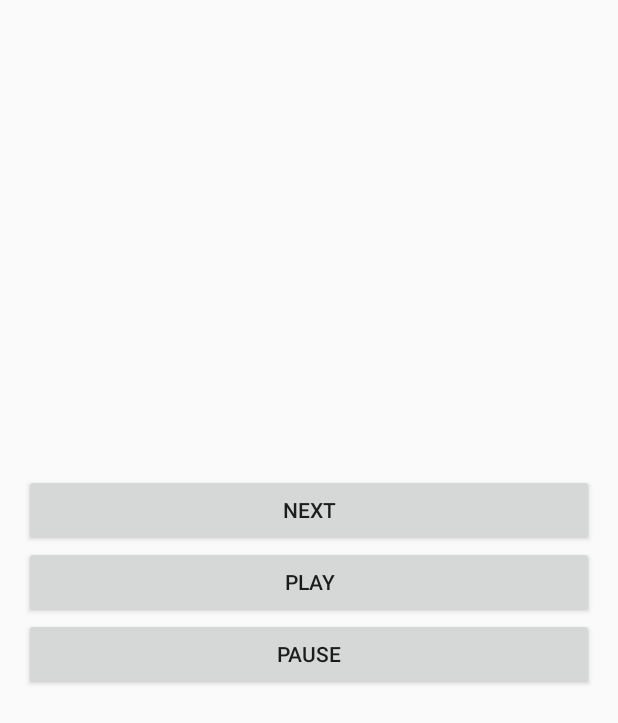
After one commit to bodaiboka/life, an Android app: the layout activity_game.xml on its own in the app's theme, with its tools: preview values and no code run, on a phone screen of 412 x 824 dp. The commit adds this screen. Shown: the top 723 px of the screen. Run offline under Robolectric (Android 15) with nearby library versions, the phone set to English and light mode, and no system bars.

Commit message:
apply MVP on game screen and settings screen

```diff
--- /dev/null
+++ b/app/src/main/res/layout/activity_game.xml
@@ -0,0 +1,46 @@
+<?xml version="1.0" encoding="utf-8"?>
+<RelativeLayout xmlns:android="http://schemas.android.com/apk/res/android"
+    android:layout_width="match_parent"
+    android:layout_height="match_parent"
+    android:paddingBottom="@dimen/activity_vertical_margin"
+    android:paddingLeft="@dimen/activity_horizontal_margin"
+    android:paddingRight="@dimen/activity_horizontal_margin"
+    android:paddingTop="@dimen/activity_vertical_margin">
+
+    <FrameLayout
+        android:id="@+id/frame_cells"
+        android:layout_width="match_parent"
+        android:layout_height="300dp">
+
+    </FrameLayout>
+
+    <LinearLayout
+        android:id="@+id/layout_buttons"
+        android:layout_below="@id/frame_cells"
+        android:layout_width="match_parent"
+        android:layout_height="wrap_content"
+        android:orientation="vertical">
+
+        <Button
+            android:id="@+id/btn_next"
+            android:layout_width="match_parent"
+            android:layout_height="wrap_content"
+            android:text="@string/btn_next" />
+
+        <Button
+            android:id="@+id/btn_play"
+            android:layout_width="match_parent"
+            android:layout_height="wrap_content"
+            android:text="@string/btn_play"/>
+
+        <Button
+            android:id="@+id/btn_pause"
+            android:layout_width="match_parent"
+            android:layout_height="wrap_content"
+            android:text="@string/btn_pause"/>
+
+    </LinearLayout>
+
+
+
+</RelativeLayout>
--- a/app/src/main/res/values/strings.xml
+++ b/app/src/main/res/values/strings.xml
@@ -4,4 +4,7 @@
     <string name="btn_start_game">Start Game</string>
     <string name="btn_open_settings">Settings</string>
 
+    <string name="btn_next">Next</string>
+    <string name="btn_play">Play</string>
+    <string name="btn_pause">Pause</string>
 </resources>
```
Also changed, not shown: app/src/main/java/hu/ott_one/gameoflife/ui/game_screen/GameActivity.java (added, +58 -0 lines), app/src/main/java/hu/ott_one/gameoflife/ui/game_screen/GamePresenter.java (added, +22 -0 lines), app/src/main/java/hu/ott_one/gameoflife/ui/game_screen/IGameView.java (added, +14 -0 lines), app/src/main/java/hu/ott_one/gameoflife/ui/settings_screen/ISettingsView.java (added, +9 -0 lines), app/src/main/java/hu/ott_one/gameoflife/ui/settings_screen/SettingsActivity.java (added, +17 -0 lines), app/src/main/java/hu/ott_one/gameoflife/ui/settings_screen/SettingsPresenter.java (added, +9 -0 lines).
